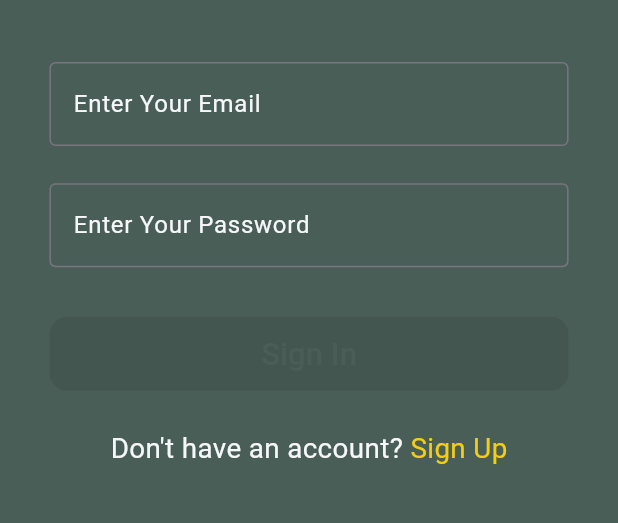
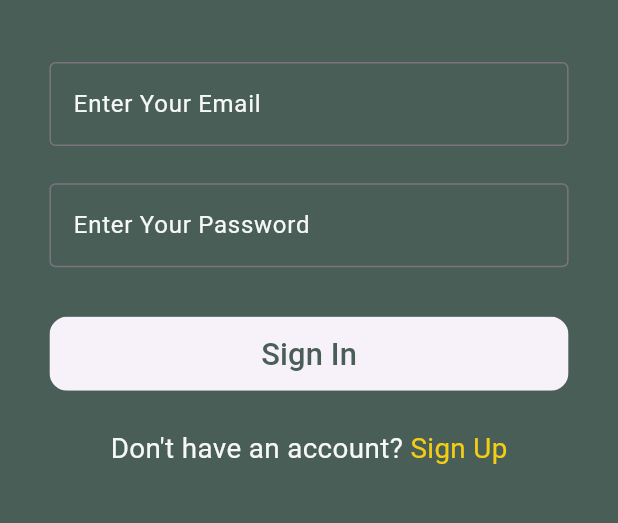
Before and after one commit to KhalidWRamadan/chad_chat, a Flutter app: the screen it shows after launch, on a phone screen of 412 x 824 dp, the part 441-964 px from its top. Run offline on Flutter 3.47's test engine with Material 3 defaults, Android fonts, the phone set to English and light mode, and no system bars; our stand-ins replace firebase_auth, firebase_core; accounts and stored records are empty; generated files the repository leaves out were written again.

Commit message:
completing log in page

```diff
--- a/lib/components/custom_text_field.dart
+++ b/lib/components/custom_text_field.dart
@@ -1,5 +1,6 @@
+import 'package:flutter/material.dart';
+
 import 'package:chad_chat/constants/colors.dart';
-import 'package:flutter/material.dart';
 
 class CustomTextField extends StatelessWidget {
   const CustomTextField(
--- a/lib/main.dart
+++ b/lib/main.dart
@@ -1,4 +1,5 @@
 import 'package:chad_chat/firebase_options.dart';
+import 'package:chad_chat/views/home_view.dart';
 import 'package:chad_chat/views/login_view.dart';
 import 'package:chad_chat/views/sign_up_view.dart';
 import 'package:firebase_core/firebase_core.dart';
@@ -21,7 +22,8 @@ class ChadChat extends StatelessWidget {
       debugShowCheckedModeBanner: false,
       routes: {
         LoginView.id: (context) => const LoginView(),
-        SignUpView.id: (context) => SignUpView(),
+        SignUpView.id: (context) => const SignUpView(),
+        HomeView.id: (context) => const HomeView(),
       },
       initialRoute: LoginView.id,
     );
--- a/lib/views/home_view.dart
+++ b/lib/views/home_view.dart
@@ -2,7 +2,7 @@ import 'package:flutter/material.dart';
 
 class HomeView extends StatelessWidget {
   const HomeView({super.key});
-
+  static const id = 'HomeView';
   @override
   Widget build(BuildContext context) {
     return const Scaffold();
--- a/lib/views/login_view.dart
+++ b/lib/views/login_view.dart
@@ -1,12 +1,26 @@
+import 'dart:developer';
+
 import 'package:chad_chat/components/custom_button.dart';
+import 'package:chad_chat/components/custom_snack_bar.dart';
 import 'package:chad_chat/components/custom_text_Field.dart';
+import 'package:chad_chat/views/home_view.dart';
 import 'package:chad_chat/views/sign_up_view.dart';
+import 'package:firebase_auth/firebase_auth.dart';
 import 'package:flutter/material.dart';
 import 'package:chad_chat/constants/colors.dart';
 
-class LoginView extends StatelessWidget {
+class LoginView extends StatefulWidget {
   const LoginView({super.key});
   static String id = 'LoginView';
+
+  @override
+  State<LoginView> createState() => _LoginViewState();
+}
+
+class _LoginViewState extends State<LoginView> {
+  final GlobalKey<FormState> formKey = GlobalKey();
+  String? email;
+  String? password;
   @override
   Widget build(BuildContext context) {
     // Get the device's width and height using MediaQuery
@@ -21,6 +35,8 @@ class LoginView extends StatelessWidget {
             horizontal: screenWidth * 0.08, // Dynamic horizontal padding
             vertical: screenHeight * 0.05, // Dynamic vertical padding
           ),
+          child: Form(
+            key: formKey,
             child: Column(
               mainAxisAlignment: MainAxisAlignment.center,
               children: [
@@ -29,35 +45,84 @@ class LoginView extends StatelessWidget {
                   borderRadius: BorderRadius.circular(8),
                   child: Image.asset(
                     'assets/giga.jpg',
-                  width:
-                      screenWidth * 0.25, // Dynamic width (25% of screen width)
+                    width: screenWidth *
+                        0.25, // Dynamic width (25% of screen width)
                     height: screenHeight * 0.15, // Dynamic height
                     fit: BoxFit.fill,
                   ),
                 ),
                 SizedBox(
-                  height: screenHeight * 0.05), // Space between image and text
+                    height:
+                        screenHeight * 0.05), // Space between image and text
                 Text(
                   'Chad Chat',
                   style: TextStyle(
                     fontFamily: 'PlayfairDisplay',
                     fontStyle: FontStyle.italic,
-                  fontSize:
-                      screenWidth * 0.08, // Font size relative to screen width
+                    fontSize: screenWidth *
+                        0.08, // Font size relative to screen width
                     color: mainText,
                   ),
                 ),
                 SizedBox(
                     height: screenHeight *
                         0.05), // Space between title and email field
-              const CustomTextField(label: 'Enter Your Email'),
+                CustomTextField(
+                  label: 'Enter Your Email',
+                  onChanged: (data) {
+                    email = data;
+                  },
+                  validator: (data) {
+                    if (data!.isEmpty) {
+                      return 'This Field is Required';
+                    }
+                    return null;
+                  },
+                ),
                 SizedBox(
-                  height:
-                      screenHeight * 0.03), // Space between email and password
-              const CustomTextField(label: 'Enter Your Password'),
+                    height: screenHeight *
+                        0.03), // Space between email and password
+                CustomTextField(
+                  label: 'Enter Your Password',
+                  onChanged: (data) {
+                    password = data;
+                  },
+                  validator: (data) {
+                    if (data!.isEmpty) {
+                      return 'This Field is Required';
+                    }
+                    return null;
+                  },
+                ),
                 SizedBox(
                     height: screenHeight * 0.04), // Space before sign-in button
-              const CustomButton(label: 'Sign In'),
+                CustomButton(
+                  label: 'Sign In',
+                  onPressed: () async {
+                    //trigger validate method to validate input
+                    if (formKey.currentState!.validate()) {
+                      try {
+                        await FirebaseAuth.instance.signInWithEmailAndPassword(
+                            email: email!, password: password!);
+                        if (!context.mounted) return;
+                        Navigator.of(context).pushNamed(HomeView.id);
+                      } on FirebaseAuthException catch (e) {
+                        if (e.code == 'user-not-found') {
+                          customSnackBar(
+                              context, 'No user found for that email.');
+                        } else if (e.code == 'wrong-password') {
+                          customSnackBar(context,
+                              'Wrong password provided for that user.');
+                        }
+                      } catch (e) {
+                        if (!context.mounted) return;
+                        customSnackBar(context, 'There was an error');
+                      }
+                      // if (!context.mounted) return;
+                      // customSnackBar(context, 'You Successfully logged in');
+                    }
+                  },
+                ),
                 SizedBox(
                     height: screenHeight *
                         0.03), // Space before the "Don't have an account?" text
@@ -90,6 +155,7 @@ class LoginView extends StatelessWidget {
             ),
           ),
         ),
+      ),
     );
   }
 }
```
Also changed, not shown: lib/components/custom_snack_bar.dart (added, +9 -0 lines), lib/views/sign_up_view.dart (+1 -8 lines). Lines whose indentation alone changed are shown as unchanged.
